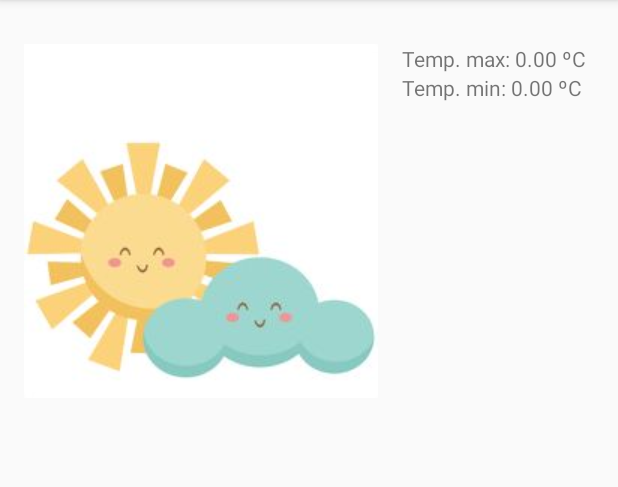
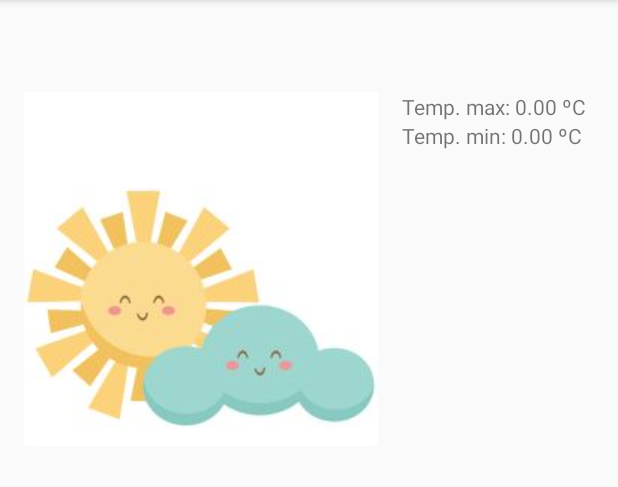
Before and after one commit to Omaddon/Guedr, an Android app: the fragment ForecastFragment shown on its own in the app's theme, on a phone screen of 412 x 824 dp, the part 84-571 px from its top. Run offline under Robolectric (Android 15) with nearby library versions, the phone set to English and light mode, and no system bars; 7 statements that could not run were skipped.

```diff
--- a/app/src/main/java/com/ammyt/guedr/fragment/ForecastFragment.java
+++ b/app/src/main/java/com/ammyt/guedr/fragment/ForecastFragment.java
@@ -25,12 +25,12 @@ import com.ammyt.guedr.activity.SettingsActivity;
 public class ForecastFragment extends Fragment {
 
     public static final String PREFERENCE_SHOW_CELSIUS = "showCelsius";
-    public static final String ARG_CITY = "city";
 
     private static final int REQUEST_UNITS = 1;
+    private static final String ARG_CITY = "city";
 
     protected boolean showCelsius;
-    private Forecast forecast;
+    private City mCity;
     private View root;
 
     public static ForecastFragment newInstance(City city) {
@@ -49,6 +49,11 @@ public class ForecastFragment extends Fragment {
         super.onCreate(savedInstanceState);
 
         setHasOptionsMenu(true);
+
+        // Recuperamos el modelo que nos pasan como argumento desde CityPagerActivity
+        if (getArguments() != null) {
+            mCity = (City) getArguments().getSerializable(ARG_CITY);
+        }
     }
 
     @Nullable
@@ -65,10 +70,6 @@ public class ForecastFragment extends Fragment {
         showCelsius = PreferenceManager.getDefaultSharedPreferences(getActivity())
                 .getBoolean(PREFERENCE_SHOW_CELSIUS, true);
 
-        // Recuperamos el modelo que nos pasan como argumento desde CityPagerActivity
-        City city = (City) getArguments().getSerializable(ARG_CITY);
-        forecast = city.getForecast();
-
         updateForecast();
 
         return root;
@@ -76,11 +77,15 @@ public class ForecastFragment extends Fragment {
 
     private void updateForecast() {
         // Accedemos a las vistas de la interfaz
+        TextView cityName = root.findViewById(R.id.city);
         ImageView forecastImage = root.findViewById(R.id.forecast_image);
         TextView maxTempText = root.findViewById(R.id.max_temp);
         TextView minTempText = root.findViewById(R.id.min_temp);
         TextView humidity = root.findViewById(R.id.humidity);
         TextView forecastDescription = root.findViewById(R.id.forecast_description);
+
+        // Accedemos al modelo
+        Forecast forecast = mCity.getForecast();
 
         // Calculamos las temperaturas en función de las unidades
         // Por defecto las pondremos en Celsius
@@ -99,6 +104,7 @@ public class ForecastFragment extends Fragment {
         }
 
         // Actualizamos la vista con el modelo
+        cityName.setText(mCity.getName());
         forecastImage.setImageResource(forecast.getIcon());
         maxTempText.setText(getString(R.string.max_temp_format, maxTemp, unitsToShow));
         minTempText.setText(getString(R.string.min_temp_format, minTemp, unitsToShow));
--- a/app/src/main/res/layout/fragment_forecast.xml
+++ b/app/src/main/res/layout/fragment_forecast.xml
@@ -13,6 +13,9 @@
         android:layout_height="wrap_content"
         android:layout_alignParentLeft="true"
         android:layout_alignParentRight="true"
+        android:layout_marginLeft="@dimen/default_margin"
+        android:layout_marginTop="@dimen/default_margin"
+        android:layout_marginRight="@dimen/default_margin"
         android:textAppearance="@style/TextAppearance.AppCompat.Large"
         tools:text="Madrid"/>
 
@@ -20,6 +23,7 @@
         android:id="@+id/forecast_image"
         android:layout_width="wrap_content"
         android:layout_height="wrap_content"
+        android:layout_marginTop="@dimen/default_margin"
         android:layout_alignParentLeft="true"
         android:layout_alignParentStart="true"
         android:layout_below="@id/city"
```
